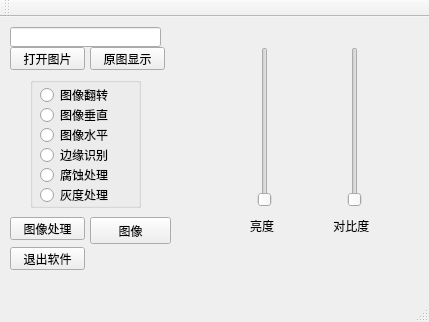
The window that mainwindow.ui (nova-wenbo/QT5opencv3) describes before a commit, drawn with Qt 5.
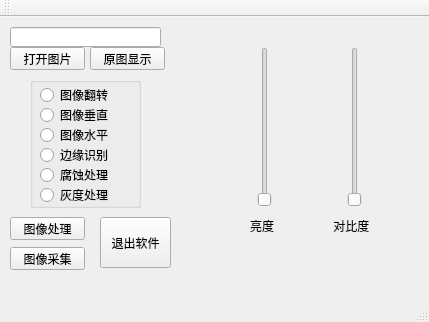
The same window after the commit.

Patch:
```diff
--- a/mainwindow.ui
+++ b/mainwindow.ui
@@ -164,7 +164,7 @@
      </rect>
     </property>
     <property name="text">
-     <string>退出软件</string>
+     <string>图像采集</string>
     </property>
    </widget>
    <widget class="QSlider" name="console_one">
@@ -222,14 +222,14 @@
    <widget class="QPushButton" name="pushButton">
     <property name="geometry">
      <rect>
-      <x>90</x>
+      <x>100</x>
       <y>200</y>
-      <width>81</width>
-      <height>27</height>
+      <width>71</width>
+      <height>51</height>
      </rect>
     </property>
     <property name="text">
-     <string>图像</string>
+     <string>退出软件</string>
     </property>
    </widget>
   </widget>
```
Left out of the diff: 2 changed lines with no effect on the pictures.
